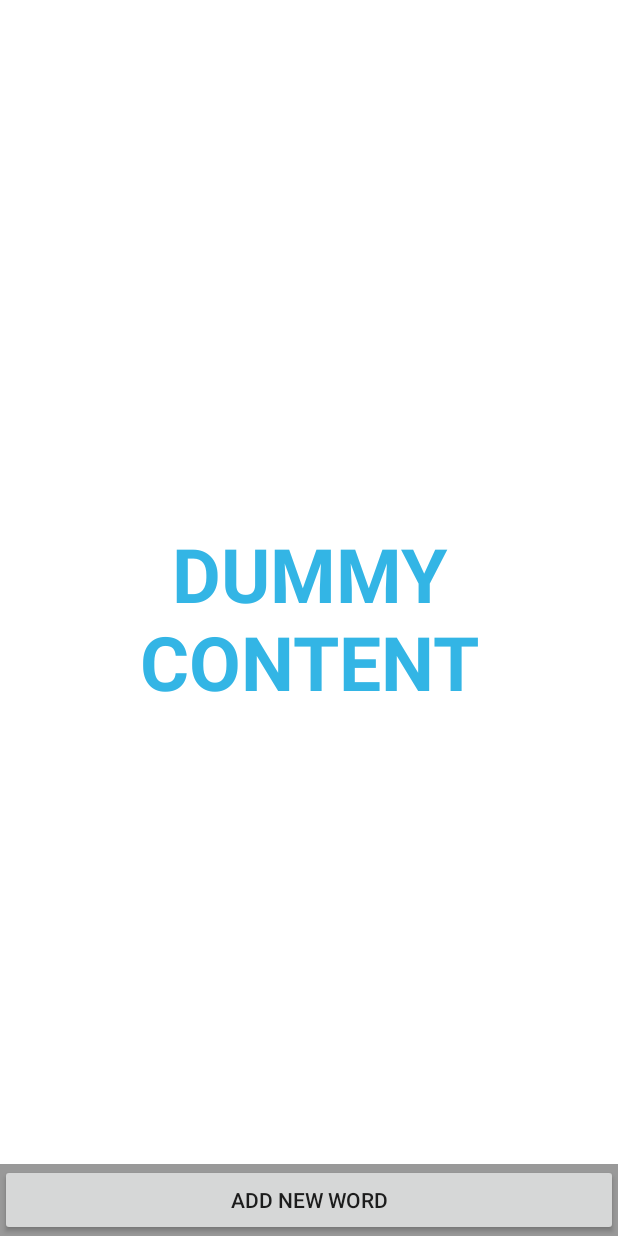
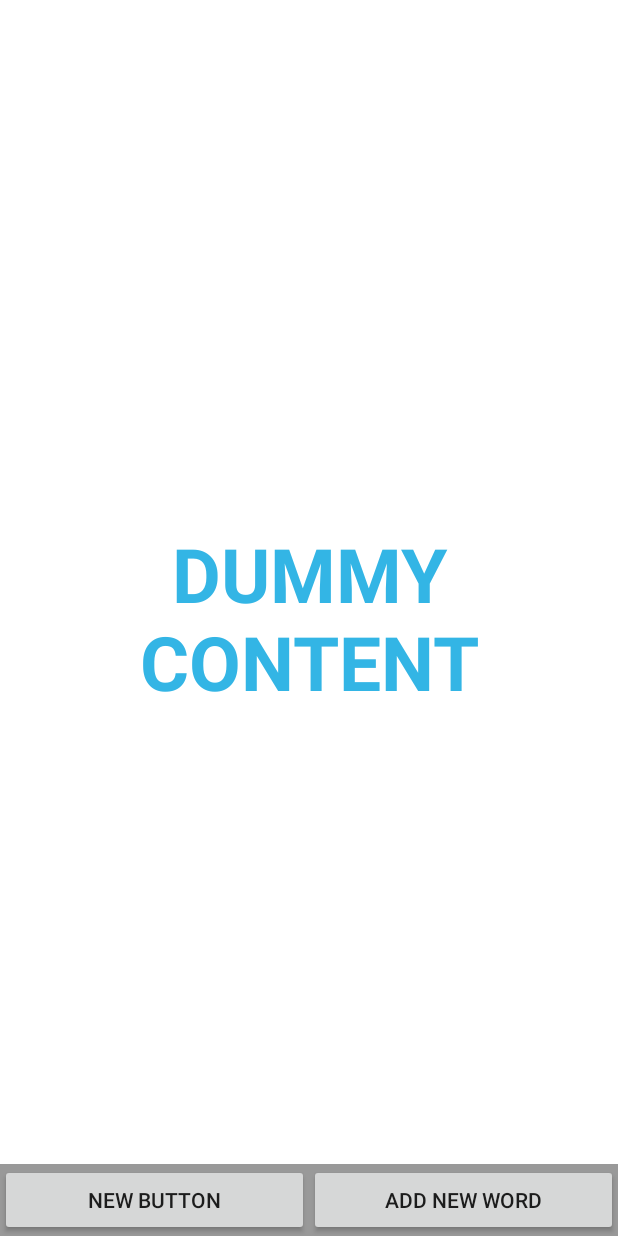
Before and after one commit to Shiplayer/Android-Dictionary, an Android app: the layout activity_fullscreen.xml on its own in the app's theme, with its tools: preview values and no code run, on a phone screen of 412 x 824 dp. Run offline under Robolectric (Android 15) with nearby library versions, the phone set to English and light mode, and no system bars.

```diff
--- a/app/src/main/res/layout/activity_fullscreen.xml
+++ b/app/src/main/res/layout/activity_fullscreen.xml
@@ -45,6 +45,14 @@
             tools:ignore="UselessParent">
 
             <Button
+                android:layout_width="0dp"
+                android:layout_height="wrap_content"
+                android:text="New Button"
+                android:id="@+id/button"
+                android:layout_weight="1"
+                style="?metaButtonBarButtonStyle" />
+
+            <Button
                 android:id="@+id/dummy_button"
                 style="?metaButtonBarButtonStyle"
                 android:layout_width="0dp"
```
Also changed, not shown: app/src/main/java/com/advanced/java/ship/dictionary/Dialogs/AddNewWordDialog.java (+8 -3 lines), app/src/main/java/com/advanced/java/ship/dictionary/FullscreenActivity.java (+51 -11 lines), 1 other file.
